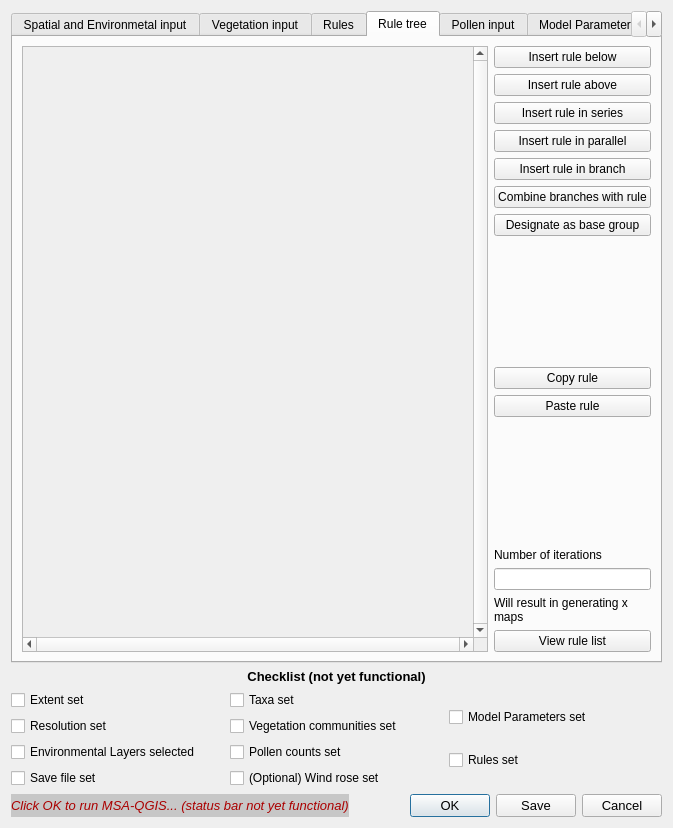
ThyavdBerg/MSA-Q, file MSA_QGIS_dialog_base.ui: the form before one commit.
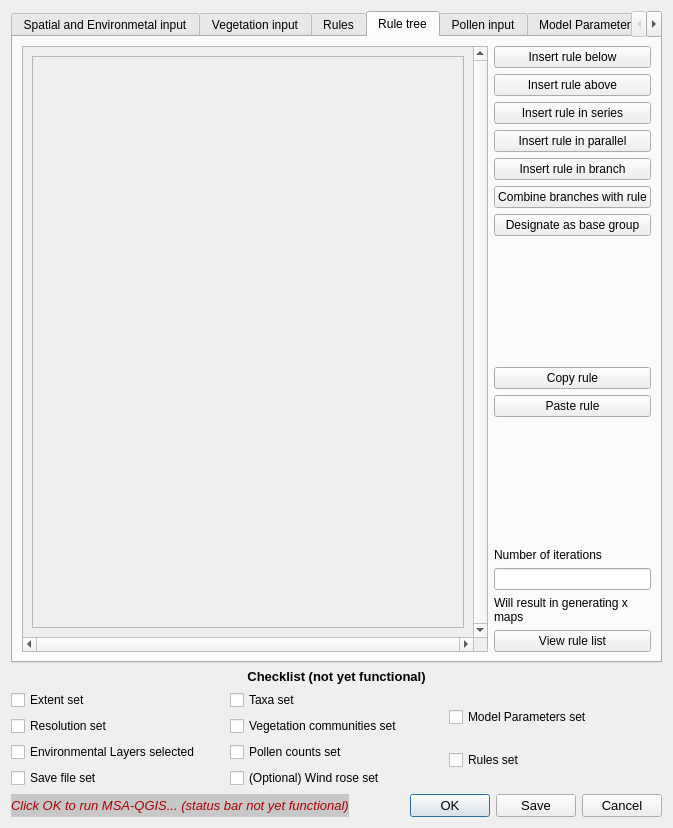
The form after the commit. Custom widgets are drawn as their Qt base class.

Commit message: RuleTreeWidgets are placed in the right place in the grid

```diff
--- a/MSA_QGIS_dialog_base.ui
+++ b/MSA_QGIS_dialog_base.ui
@@ -587,10 +587,22 @@
                <rect>
                 <x>0</x>
                 <y>0</y>
-                <width>458</width>
-                <height>583</height>
+                <width>430</width>
+                <height>568</height>
                </rect>
               </property>
+              <layout class="QHBoxLayout" name="horizontalLayout_18">
+               <item>
+                <widget class="QFrame" name="frame_ruleTree">
+                 <property name="frameShape">
+                  <enum>QFrame::StyledPanel</enum>
+                 </property>
+                 <property name="frameShadow">
+                  <enum>QFrame::Raised</enum>
+                 </property>
+                </widget>
+               </item>
+              </layout>
              </widget>
             </widget>
            </item>
```
The commit also changes 6 other files.
